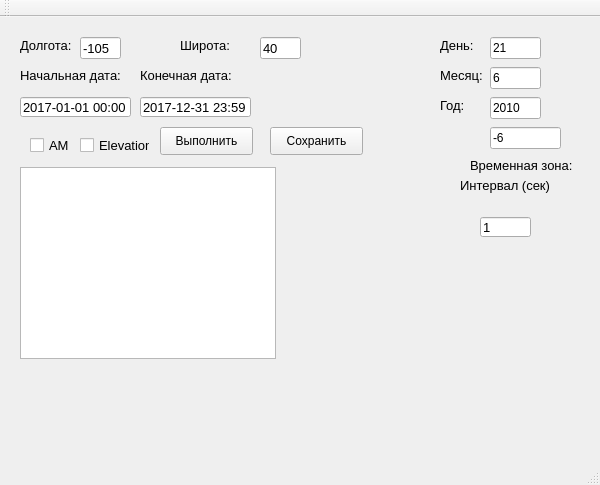
This is SolarGeometryCalculatorNOAA.ui in alneka/SGC as Qt 5 draws it before an edit. The edited form follows.
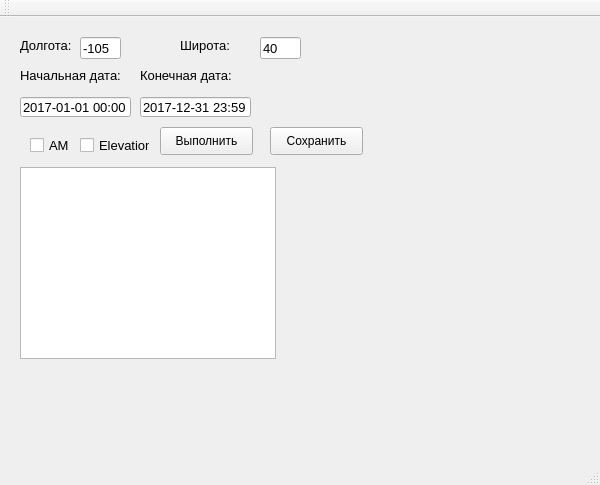
This is the edited form.

Commit message: Save, utf-8, TimePastLocal (Start+End)

What changed in the file:
```diff
--- a/SolarGeometryCalculatorNOAA.ui
+++ b/SolarGeometryCalculatorNOAA.ui
@@ -14,32 +14,6 @@
    <string>SolarGeometryCalculatorNOAA</string>
   </property>
   <widget class="QWidget" name="centralWidget">
-   <widget class="QLineEdit" name="le_timezone">
-    <property name="geometry">
-     <rect>
-      <x>490</x>
-      <y>110</y>
-      <width>71</width>
-      <height>22</height>
-     </rect>
-    </property>
-    <property name="text">
-     <string>-6</string>
-    </property>
-   </widget>
-   <widget class="QLineEdit" name="le_month">
-    <property name="geometry">
-     <rect>
-      <x>490</x>
-      <y>50</y>
-      <width>51</width>
-      <height>22</height>
-     </rect>
-    </property>
-    <property name="text">
-     <string>6</string>
-    </property>
-   </widget>
    <widget class="QLineEdit" name="le_UTC_End_Date">
     <property name="geometry">
      <rect>
@@ -79,24 +53,6 @@
      <string>40</string>
     </property>
    </widget>
-   <widget class="QLabel" name="label_2">
-    <property name="geometry">
-     <rect>
-      <x>440</x>
-      <y>50</y>
-      <width>71</width>
-      <height>16</height>
-     </rect>
-    </property>
-    <property name="font">
-     <font>
-      <pointsize>10</pointsize>
-     </font>
-    </property>
-    <property name="text">
-     <string>Месяц:</string>
-    </property>
-   </widget>
    <widget class="QLabel" name="l_longitude">
     <property name="geometry">
      <rect>
@@ -128,40 +84,6 @@
      <string>Выполнить</string>
     </property>
    </widget>
-   <widget class="QLineEdit" name="le_day">
-    <property name="geometry">
-     <rect>
-      <x>490</x>
-      <y>20</y>
-      <width>51</width>
-      <height>22</height>
-     </rect>
-    </property>
-    <property name="text">
-     <string>21</string>
-    </property>
-   </widget>
-   <widget class="QLineEdit" name="le_interval_time">
-    <property name="geometry">
-     <rect>
-      <x>480</x>
-      <y>200</y>
-      <width>51</width>
-      <height>20</height>
-     </rect>
-    </property>
-    <property name="font">
-     <font>
-      <pointsize>10</pointsize>
-     </font>
-    </property>
-    <property name="inputMethodHints">
-     <set>Qt::ImhFormattedNumbersOnly</set>
-    </property>
-    <property name="text">
-     <string>1</string>
-    </property>
-   </widget>
    <widget class="QLineEdit" name="le_UTC_Start_Date">
     <property name="geometry">
      <rect>
@@ -183,55 +105,6 @@
      <string>2017-01-01 00:00</string>
     </property>
    </widget>
-   <widget class="QLineEdit" name="le_year">
-    <property name="geometry">
-     <rect>
-      <x>490</x>
-      <y>80</y>
-      <width>51</width>
-      <height>22</height>
-     </rect>
-    </property>
-    <property name="text">
-     <string>2010</string>
-    </property>
-   </widget>
-   <widget class="QLabel" name="label_3">
-    <property name="geometry">
-     <rect>
-      <x>440</x>
-      <y>80</y>
-      <width>71</width>
-      <height>16</height>
-     </rect>
-    </property>
-    <property name="font">
-     <font>
-      <pointsize>10</pointsize>
-     </font>
-    </property>
-    <property name="text">
-     <string>Год:</string>
-    </property>
-   </widget>
-   <widget class="QLabel" name="label">
-    <property name="geometry">
-     <rect>
-      <x>440</x>
-      <y>20</y>
-      <width>71</width>
-      <height>16</height>
-     </rect>
-    </property>
-    <property name="font">
-     <font>
-      <pointsize>10</pointsize>
-     </font>
-    </property>
-    <property name="text">
-     <string>День:</string>
-    </property>
-   </widget>
    <widget class="QLineEdit" name="le_longitude">
     <property name="geometry">
      <rect>
@@ -268,24 +141,6 @@
      <string>Широта:</string>
     </property>
    </widget>
-   <widget class="QLabel" name="label_6">
-    <property name="geometry">
-     <rect>
-      <x>470</x>
-      <y>140</y>
-      <width>111</width>
-      <height>16</height>
-     </rect>
-    </property>
-    <property name="font">
-     <font>
-      <pointsize>10</pointsize>
-     </font>
-    </property>
-    <property name="text">
-     <string>Временная зона:</string>
-    </property>
-   </widget>
    <widget class="QLabel" name="l_UTC_Start_Date">
     <property name="geometry">
      <rect>
@@ -328,24 +183,6 @@
      <string>Конечная дата:</string>
     </property>
    </widget>
-   <widget class="QLabel" name="l_interval_time">
-    <property name="geometry">
-     <rect>
-      <x>460</x>
-      <y>160</y>
-      <width>91</width>
-      <height>16</height>
-     </rect>
-    </property>
-    <property name="font">
-     <font>
-      <pointsize>10</pointsize>
-     </font>
-    </property>
-    <property name="text">
-     <string>Интервал (сек):</string>
-    </property>
-   </widget>
    <widget class="QCheckBox" name="cb_isAM">
     <property name="geometry">
      <rect>
```
The commit also changes 5 other files.
